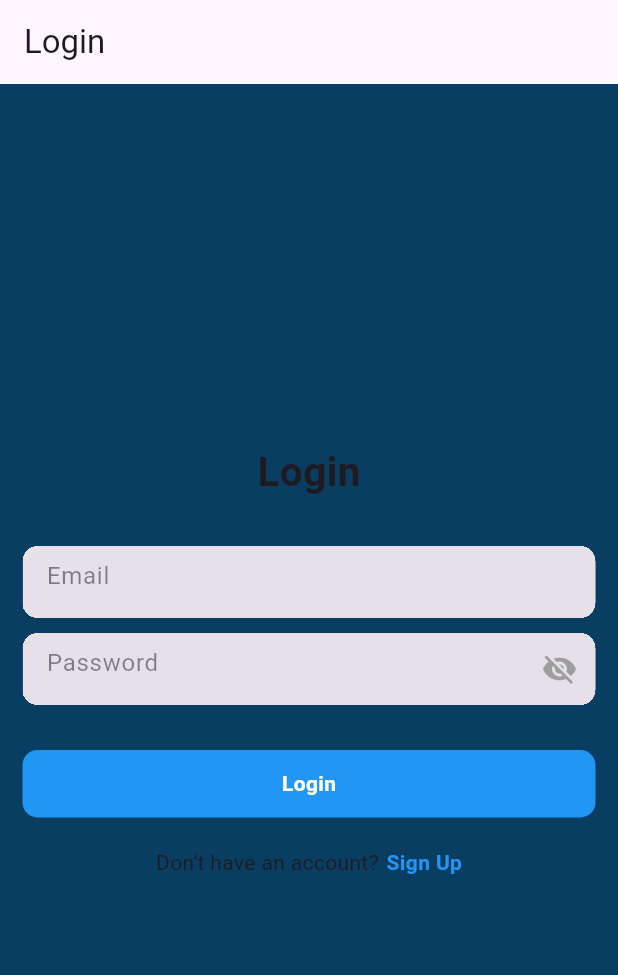
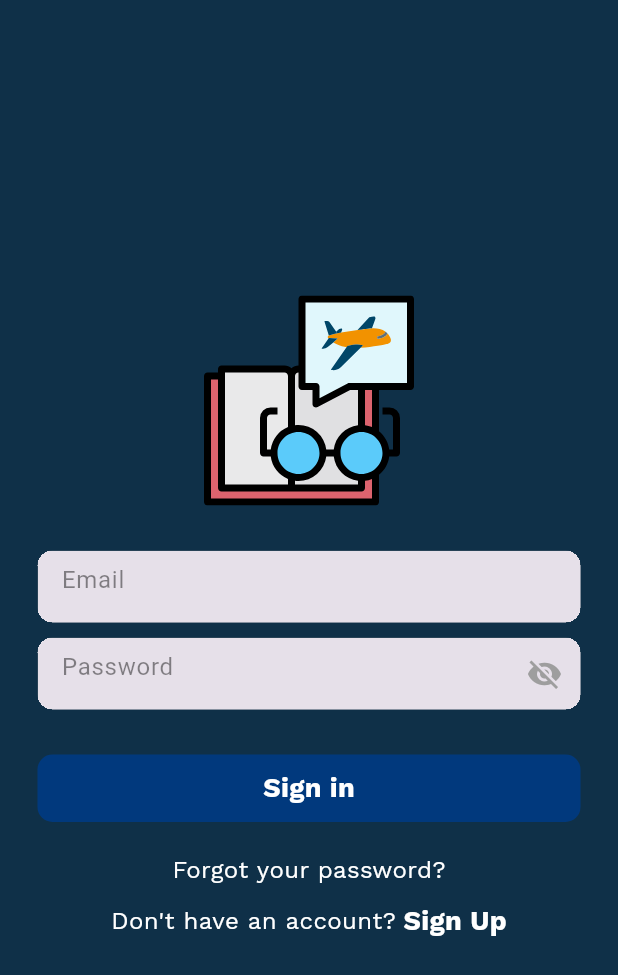
Before and after one commit to ISIS3510-Team-22/flutter-app, a Flutter app: the screen it shows after launch, after a tap on "Sign Up", after a tap on "Login", on a phone screen of 412 x 824 dp. Shown: the top 975 px of the screen. Run offline on Flutter 3.47's test engine with Material 3 defaults, Android fonts, the phone set to English and light mode, and no system bars; our stand-ins replace cloud_firestore, firebase_analytics, firebase_auth, firebase_core, flutter_svg, fluttertoast; accounts and stored records are empty; network calls fail.

Commit message:
Visual improvement, forgot password view, assets, and restrictions.

```diff
--- a/lib/constants/constants.dart
+++ b/lib/constants/constants.dart
@@ -1,13 +1,15 @@
 import 'package:flutter/material.dart';
 
 // Define color constants
-const Color darkBlueColor = Color(0xFF0A3D62);
+const Color darkBlueColor = Color(0xFF0F3048);
 const Color coralRedColor = Color(0xFFF76C6C);
 const Color yellowColor = Color(0xFFF9D65E);
 const Color lightGrayColor = Color(0xFFEDECF1);
 const Color brightBlueColor = Color(0xFF3D8BFF);
 const Color grayBlueColor = Color.fromARGB(255, 67, 80, 86);
 const Color grayColor = Color.fromARGB(255, 130, 144, 151);
+const Color lightBlueColor = Color(0xFFE9FBFF);
+const Color darkBlueBottonColor = Color(0xFF01397D);
 
 // Define text styles with font families
 const TextStyle titleTextStyle = TextStyle(
--- a/lib/firebase_auth_services.dart
+++ b/lib/firebase_auth_services.dart
@@ -36,6 +36,8 @@ class FirebaseAuthService {
     } on FirebaseAuthException catch (e) {
       if (e.code == 'user-not-found' || e.code == 'wrong-password') {
         showToast(message: 'Invalid email or password.');
+      } else if (e.code == 'invalid-credential') {
+        showToast(message: 'The email or password is incorrect.');
       } else {
         showToast(message: 'An error occurred: ${e.code}');
       }
--- a/lib/views/login_view.dart
+++ b/lib/views/login_view.dart
@@ -1,6 +1,8 @@
 import 'package:firebase_auth/firebase_auth.dart';
-import 'package:flutter/cupertino.dart';
 import 'package:flutter/material.dart';
+import 'package:flutter_svg/flutter_svg.dart';
+import 'package:studyglide/constants/constants.dart';
+import 'package:studyglide/views/forgot_password_view.dart';
 import 'package:studyglide/views/sign_up_view.dart';
 import 'package:studyglide/widgets/form_container_widget.dart';
 import '../../global/common/toast.dart';
@@ -17,6 +19,7 @@ class LoginPage extends StatefulWidget {
 class _LoginPageState extends State<LoginPage> {
   bool _isSigning = false;
   final FirebaseAuthService _auth = FirebaseAuthService();
+  // ignore: unused_field
   final FirebaseAuth _firebaseAuth = FirebaseAuth.instance;
   final TextEditingController _emailController = TextEditingController();
   final TextEditingController _passwordController = TextEditingController();
@@ -31,19 +34,15 @@ class _LoginPageState extends State<LoginPage> {
   @override
   Widget build(BuildContext context) {
     return Scaffold(
-      appBar: AppBar(
-        automaticallyImplyLeading: false,
-        title: const Text("Login"),
-      ),
       body: Center(
         child: Padding(
-          padding: const EdgeInsets.symmetric(horizontal: 15),
+          padding: const EdgeInsets.symmetric(horizontal: 25),
           child: Column(
             mainAxisAlignment: MainAxisAlignment.center,
             children: [
-              const Text(
-                "Login",
-                style: TextStyle(fontSize: 27, fontWeight: FontWeight.bold),
+              SvgPicture.asset(
+                "assets/banner.svg",
+                height: 140,
               ),
               const SizedBox(
                 height: 30,
@@ -72,7 +71,7 @@ class _LoginPageState extends State<LoginPage> {
                   width: double.infinity,
                   height: 45,
                   decoration: BoxDecoration(
-                    color: Colors.blue,
+                    color: darkBlueBottonColor,
                     borderRadius: BorderRadius.circular(10),
                   ),
                   child: Center(
@@ -81,11 +80,8 @@ class _LoginPageState extends State<LoginPage> {
                             color: Colors.white,
                           )
                         : const Text(
-                            "Login",
-                            style: TextStyle(
-                              color: Colors.white,
-                              fontWeight: FontWeight.bold,
-                            ),
+                            "Sign in",
+                            style: bodyTextStyle,
                           ),
                   ),
                 ),
@@ -96,7 +92,28 @@ class _LoginPageState extends State<LoginPage> {
               Row(
                 mainAxisAlignment: MainAxisAlignment.center,
                 children: [
-                  const Text("Don't have an account?"),
+                  GestureDetector(
+                    onTap: () {
+                      Navigator.push(
+                        context,
+                        MaterialPageRoute(
+                            builder: (context) => const ForgotPasswordPage()),
+                      );
+                    },
+                    child: const Text(
+                      "Forgot your password?",
+                      style: subBodyTextStyle,
+                    ),
+                  ),
+                ],
+              ),
+              const SizedBox(
+                height: 10,
+              ),
+              Row(
+                mainAxisAlignment: MainAxisAlignment.center,
+                children: [
+                  const Text("Don't have an account?", style: subBodyTextStyle),
                   const SizedBox(
                     width: 5,
                   ),
@@ -104,16 +121,14 @@ class _LoginPageState extends State<LoginPage> {
                     onTap: () {
                       Navigator.pushAndRemoveUntil(
                         context,
-                        MaterialPageRoute(builder: (context) => SignUpPage()),
+                        MaterialPageRoute(
+                            builder: (context) => const SignUpPage()),
                         (route) => false,
                       );
                     },
                     child: const Text(
                       "Sign Up",
-                      style: TextStyle(
-                        color: Colors.blue,
-                        fontWeight: FontWeight.bold,
-                      ),
+                      style: bodyTextStyle,
                     ),
                   ),
                 ],
--- a/lib/views/sign_up_view.dart
+++ b/lib/views/sign_up_view.dart
@@ -1,5 +1,7 @@
 import 'package:firebase_auth/firebase_auth.dart';
 import 'package:flutter/material.dart';
+import 'package:flutter_svg/svg.dart';
+import 'package:studyglide/constants/constants.dart';
 import 'package:studyglide/firebase_auth_services.dart';
 import 'package:studyglide/views/login_view.dart';
 import 'package:studyglide/widgets/form_container_widget.dart';
@@ -33,19 +35,15 @@ class _SignUpPageState extends State<SignUpPage> {
   @override
   Widget build(BuildContext context) {
     return Scaffold(
-      appBar: AppBar(
-        automaticallyImplyLeading: false,
-        title: Text("SignUp"),
-      ),
       body: Center(
         child: Padding(
           padding: const EdgeInsets.symmetric(horizontal: 15),
           child: Column(
             mainAxisAlignment: MainAxisAlignment.center,
             children: [
-              const Text(
-                "Sign Up",
-                style: TextStyle(fontSize: 27, fontWeight: FontWeight.bold),
+              SvgPicture.asset(
+                "assets/banner.svg",
+                height: 140,
               ),
               const SizedBox(
                 height: 30,
@@ -83,14 +81,13 @@ class _SignUpPageState extends State<SignUpPage> {
                   width: double.infinity,
                   height: 45,
                   decoration: BoxDecoration(
-                    color: Colors.blue,
+                    color: darkBlueBottonColor,
                     borderRadius: BorderRadius.circular(10),
                   ),
                   child: Center(
                       child: isSigningUp ? const CircularProgressIndicator(color: Colors.white,):const Text(
                     "Sign Up",
-                    style: TextStyle(
-                        color: Colors.white, fontWeight: FontWeight.bold),
+                    style: bodyTextStyle,
                   )),
                 ),
               ),
@@ -100,7 +97,10 @@ class _SignUpPageState extends State<SignUpPage> {
               Row(
                 mainAxisAlignment: MainAxisAlignment.center,
                 children: [
-                  const Text("Already have an account?"),
+                  const Text(
+                    "Already have an account?",
+                    style: subBodyTextStyle,
+                    ),
                   const SizedBox(
                     width: 5,
                   ),
@@ -109,13 +109,12 @@ class _SignUpPageState extends State<SignUpPage> {
                         Navigator.pushAndRemoveUntil(
                             context,
                             MaterialPageRoute(
-                                builder: (context) => LoginPage()),
+                                builder: (context) => const LoginPage()),
                             (route) => false);
                       },
                       child: const Text(
                         "Login",
-                        style: TextStyle(
-                            color: Colors.blue, fontWeight: FontWeight.bold),
+                        style: bodyTextStyle,
                       ))
                 ],
               )
@@ -145,7 +144,7 @@ setState(() {
     if (user != null) {
       showToast(message: "User is successfully created");
       // ignore: use_build_context_synchronously
-      Navigator.pushNamed(context, "/home");
+      Navigator.pushNamed(context, "/informacion");
     } else {
       showToast(message: "Some error happend");
     }
--- a/lib/widgets/form_container_widget.dart
+++ b/lib/widgets/form_container_widget.dart
@@ -1,10 +1,9 @@
-
-
 import 'package:flutter/material.dart';
+import 'package:studyglide/constants/constants.dart';
+import 'package:studyglide/utils/no_spaces_formatter.dart';
 
 
 class FormContainerWidget extends StatefulWidget {
-
   final TextEditingController? controller;
   final Key? fieldKey;
   final bool? isPasswordField;
@@ -16,7 +15,8 @@ class FormContainerWidget extends StatefulWidget {
   final ValueChanged<String>? onFieldSubmitted;
   final TextInputType? inputType;
 
-  const FormContainerWidget({super.key,
+  const FormContainerWidget(
+      {super.key,
       this.controller,
       this.isPasswordField,
       this.fieldKey,
@@ -26,9 +26,7 @@ class FormContainerWidget extends StatefulWidget {
       this.onSaved,
       this.validator,
       this.onFieldSubmitted,
-    this.inputType
-  });
-
+      this.inputType});
 
   @override
   // ignore: library_private_types_in_public_api
@@ -36,9 +34,7 @@ class FormContainerWidget extends StatefulWidget {
 }
 
 class _FormContainerWidgetState extends State<FormContainerWidget> {
-
   bool _obscureText = true;
-
 
   @override
   Widget build(BuildContext context) {
@@ -54,23 +50,31 @@ class _FormContainerWidgetState extends State<FormContainerWidget> {
         controller: widget.controller,
         keyboardType: widget.inputType,
         key: widget.fieldKey,
-        obscureText: widget.isPasswordField == true? _obscureText : false,
+        obscureText: widget.isPasswordField == true ? _obscureText : false,
         onSaved: widget.onSaved,
         validator: widget.validator,
         onFieldSubmitted: widget.onFieldSubmitted,
+        inputFormatters: [
+          NoSpacesFormatter(), // Aquí aplicamos el filtro para eliminar espacios
+        ],
         decoration: InputDecoration(
           border: InputBorder.none,
           filled: true,
           hintText: widget.hintText,
           hintStyle: const TextStyle(color: Colors.black45),
+
           suffixIcon: GestureDetector(
             onTap: () {
               setState(() {
                 _obscureText = !_obscureText;
               });
             },
-            child:
-            widget.isPasswordField==true? Icon(_obscureText ? Icons.visibility_off : Icons.visibility, color: _obscureText == false ? Colors.blue : Colors.grey,) : Text(""),
+            child: widget.isPasswordField == true
+                ? Icon(
+                    _obscureText ? Icons.visibility_off : Icons.visibility,
+                    color: _obscureText == false ? darkBlueBottonColor : Colors.grey,
+                  )
+                : const Text(""),
           ),
         ),
       ),
```
Also changed, not shown: flutter_launcher_icons.yaml (added, +32 -0 lines), lib/utils/no_spaces_formatter.dart (added, +21 -0 lines), lib/views/forgot_password_view.dart (added, +101 -0 lines), lib/views/login.dart (deleted, +0 -150 lines), pubspec.yaml (+5 -4 lines), assets/banner.svg (added), assets/logo.png (added), pubspec.lock, 1 other file. Lines whose indentation alone changed are shown as unchanged.
